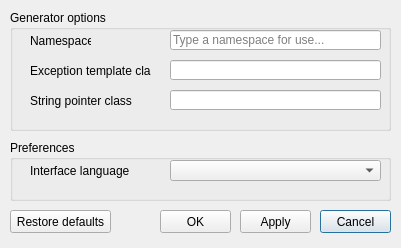
First picture: the form in source/application/options.ui, repository newtoo-official/Newtoo-web-interface-mapper, before the edit.
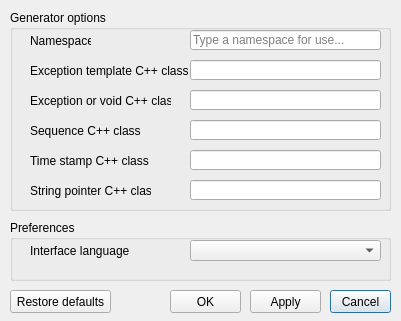
Second picture: the form after the edit. Icons and pictures are not drawn.

What changed in the file:
```diff
--- a/source/application/options.ui
+++ b/source/application/options.ui
@@ -7,7 +7,7 @@
     <x>0</x>
     <y>0</y>
     <width>401</width>
-    <height>248</height>
+    <height>321</height>
    </rect>
   </property>
   <property name="minimumSize">
@@ -19,7 +19,7 @@
   <property name="maximumSize">
    <size>
     <width>401</width>
-    <height>248</height>
+    <height>600</height>
    </size>
   </property>
   <property name="windowTitle">
@@ -38,7 +38,7 @@
      <x>10</x>
      <y>10</y>
      <width>381</width>
-     <height>121</height>
+     <height>201</height>
     </rect>
    </property>
    <property name="title">
@@ -62,33 +62,33 @@
      <rect>
       <x>20</x>
       <y>50</y>
-      <width>121</width>
+      <width>161</width>
       <height>21</height>
      </rect>
     </property>
     <property name="text">
-     <string>Exception template class</string>
+     <string>Exception template C++ class</string>
     </property>
    </widget>
    <widget class="QLabel" name="stringPointerClassLabel">
     <property name="geometry">
      <rect>
       <x>20</x>
-      <y>80</y>
+      <y>170</y>
       <width>121</width>
       <height>21</height>
      </rect>
     </property>
     <property name="text">
-     <string>String pointer class</string>
+     <string>String pointer C++ class</string>
     </property>
    </widget>
    <widget class="QLineEdit" name="namespaceField">
     <property name="geometry">
      <rect>
-      <x>160</x>
+      <x>180</x>
       <y>20</y>
-      <width>211</width>
+      <width>191</width>
       <height>20</height>
      </rect>
     </property>
@@ -102,12 +102,15 @@
    <widget class="QLineEdit" name="exceptionTemplateClassField">
     <property name="geometry">
      <rect>
-      <x>160</x>
+      <x>180</x>
       <y>50</y>
-      <width>211</width>
+      <width>191</width>
       <height>20</height>
      </rect>
     </property>
+    <property name="styleSheet">
+     <string notr="true">color: #2B0054;</string>
+    </property>
     <property name="text">
      <string/>
     </property>
@@ -118,12 +121,107 @@
    <widget class="QLineEdit" name="stringPointerClassField">
     <property name="geometry">
      <rect>
-      <x>160</x>
+      <x>180</x>
+      <y>170</y>
+      <width>191</width>
+      <height>20</height>
+     </rect>
+    </property>
+    <property name="styleSheet">
+     <string notr="true">color: #2B0054;</string>
+    </property>
+    <property name="text">
+     <string/>
+    </property>
+    <property name="maxLength">
+     <number>255</number>
+    </property>
+    <property name="clearButtonEnabled">
+     <bool>false</bool>
+    </property>
+   </widget>
+   <widget class="QLineEdit" name="sequenceClassField">
+    <property name="geometry">
+     <rect>
+      <x>180</x>
+      <y>110</y>
+      <width>191</width>
+      <height>20</height>
+     </rect>
+    </property>
+    <property name="styleSheet">
+     <string notr="true">color: #2B0054;</string>
+    </property>
+    <property name="text">
+     <string/>
+    </property>
+    <property name="maxLength">
+     <number>255</number>
+    </property>
+    <property name="clearButtonEnabled">
+     <bool>false</bool>
+    </property>
+   </widget>
+   <widget class="QLabel" name="sequenceClassLabel">
+    <property name="geometry">
+     <rect>
+      <x>20</x>
+      <y>110</y>
+      <width>121</width>
+      <height>21</height>
+     </rect>
+    </property>
+    <property name="text">
+     <string>Sequence C++ class</string>
+    </property>
+   </widget>
+   <widget class="QLineEdit" name="timeStampClassField">
+    <property name="geometry">
+     <rect>
+      <x>180</x>
+      <y>140</y>
+      <width>191</width>
+      <height>20</height>
+     </rect>
+    </property>
+    <property name="styleSheet">
+     <string notr="true">color: #2B0054;</string>
+    </property>
+    <property name="text">
+     <string/>
+    </property>
+    <property name="maxLength">
+     <number>255</number>
+    </property>
+    <property name="clearButtonEnabled">
+     <bool>false</bool>
+    </property>
+   </widget>
+   <widget class="QLabel" name="timeStampClassLabel">
+    <property name="geometry">
+     <rect>
+      <x>20</x>
+      <y>140</y>
+      <width>121</width>
+      <height>21</height>
+     </rect>
+    </property>
+    <property name="text">
+     <string>Time stamp C++ class</string>
+    </property>
+   </widget>
+   <widget class="QLineEdit" name="exceptionOrVoidClassField">
+    <property name="geometry">
+     <rect>
+      <x>180</x>
       <y>80</y>
-      <width>211</width>
+      <width>191</width>
       <height>20</height>
      </rect>
     </property>
+    <property name="styleSheet">
+     <string notr="true">color: #2B0054;</string>
+    </property>
     <property name="text">
      <string/>
     </property>
@@ -134,12 +232,25 @@
      <bool>false</bool>
     </property>
    </widget>
+   <widget class="QLabel" name="exceptionOrVoidClassLabel">
+    <property name="geometry">
+     <rect>
+      <x>20</x>
+      <y>80</y>
+      <width>141</width>
+      <height>21</height>
+     </rect>
+    </property>
+    <property name="text">
+     <string>Exception or void C++ class</string>
+    </property>
+   </widget>
   </widget>
   <widget class="QGroupBox" name="preferencesGroup">
    <property name="geometry">
     <rect>
      <x>10</x>
-     <y>140</y>
+     <y>220</y>
      <width>381</width>
      <height>61</height>
     </rect>
@@ -150,9 +261,9 @@
    <widget class="QComboBox" name="langField">
     <property name="geometry">
      <rect>
-      <x>160</x>
+      <x>180</x>
       <y>20</y>
-      <width>211</width>
+      <width>191</width>
       <height>21</height>
      </rect>
     </property>
@@ -183,9 +294,9 @@
   <widget class="QPushButton" name="cancel">
    <property name="geometry">
     <rect>
-     <x>320</x>
-     <y>210</y>
-     <width>71</width>
+     <x>330</x>
+     <y>290</y>
+     <width>61</width>
      <height>23</height>
     </rect>
    </property>
@@ -196,8 +307,8 @@
   <widget class="QPushButton" name="apply">
    <property name="geometry">
     <rect>
-     <x>240</x>
-     <y>210</y>
+     <x>250</x>
+     <y>290</y>
      <width>71</width>
      <height>23</height>
     </rect>
@@ -209,8 +320,8 @@
   <widget class="QPushButton" name="ok">
    <property name="geometry">
     <rect>
-     <x>160</x>
-     <y>210</y>
+     <x>170</x>
+     <y>290</y>
      <width>71</width>
      <height>23</height>
     </rect>
@@ -223,7 +334,7 @@
    <property name="geometry">
     <rect>
      <x>10</x>
-     <y>210</y>
+     <y>290</y>
      <width>101</width>
      <height>23</height>
     </rect>
```
Left out of the diff: 3 changed lines with no effect on the pictures.
